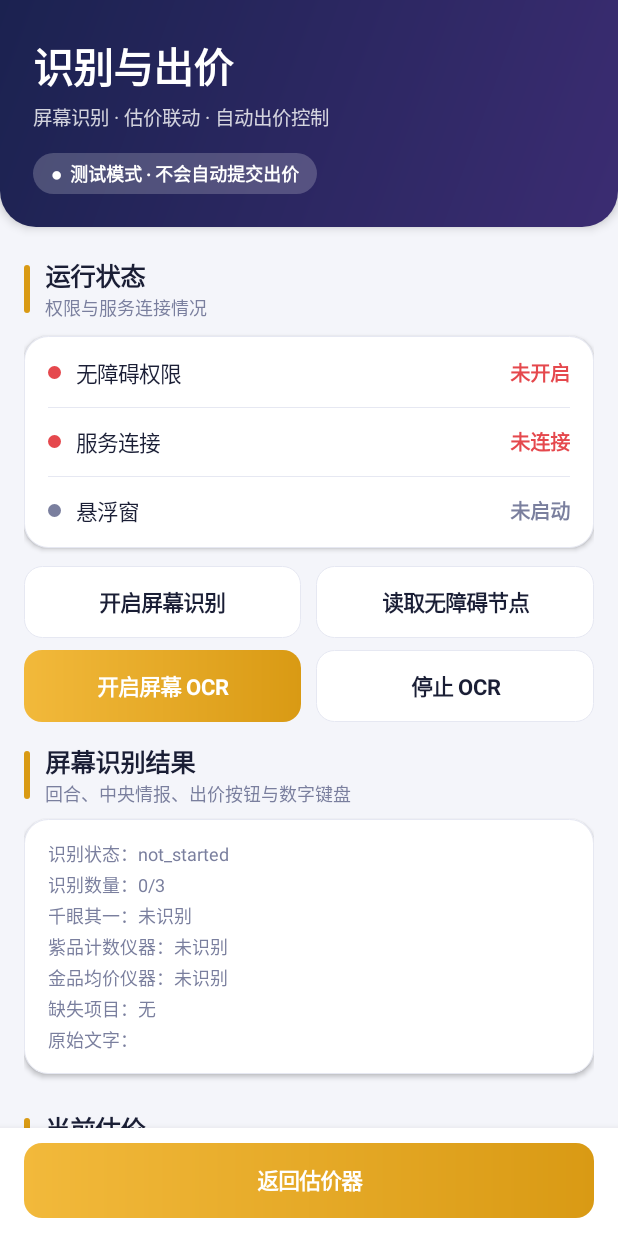
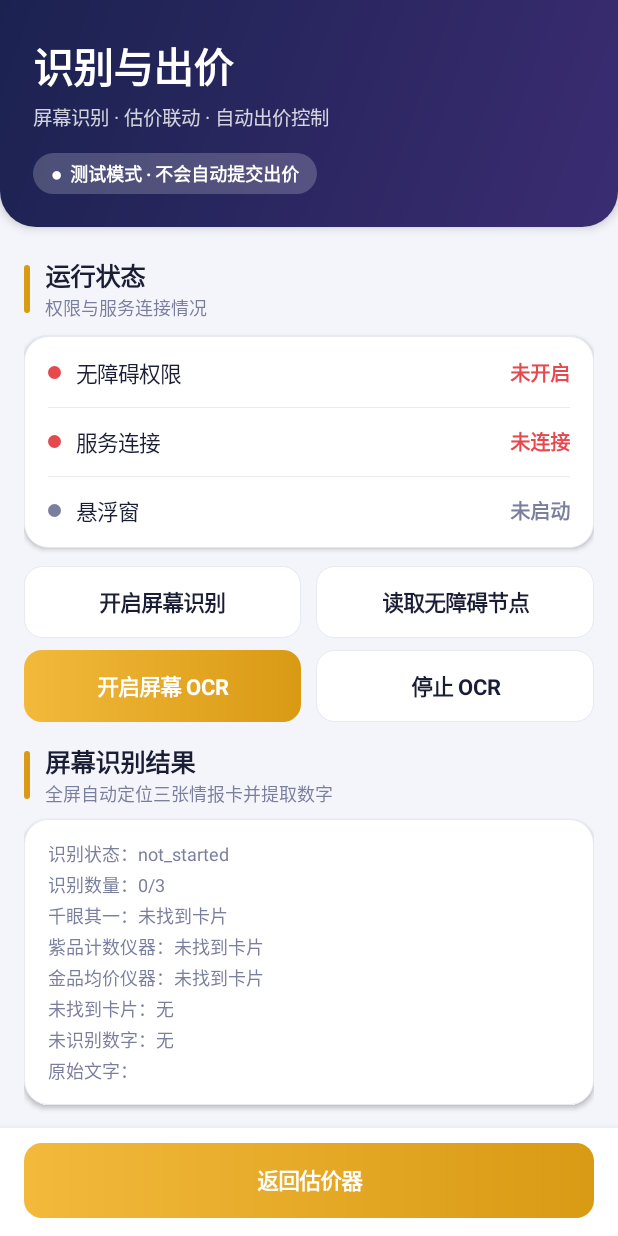
Before and after one commit to xiatianPE/dafu, an Android app: the NativeControlActivity screen opened directly, with no data from a screen before it, on a phone screen of 412 x 824 dp. Run offline under Robolectric (Android 15) with nearby library versions, the phone set to English and light mode, and no system bars; libraries missing offline, so code that uses them is left out: com.google.mlkit.vision.

Commit message:
Improve full-screen OCR card detection
Add spatial matching for full-screen auction intelligence OCR, improve diagnostics, and document the pipeline.

```diff
--- a/app/src/main/java/com/dafu/estimator/NativeControlActivity.kt
+++ b/app/src/main/java/com/dafu/estimator/NativeControlActivity.kt
@@ -135,7 +135,7 @@ class NativeControlActivity : Activity() {
             NativeLog.add("用户停止屏幕 OCR")
         }
         body.addView(buttonRow(startOcr, stopOcr), space(0, 0, 0, 14))
-        body.addView(sectionTitle("屏幕识别结果", "回合、中央情报、出价按钮与数字键盘"))
+        body.addView(sectionTitle("屏幕识别结果", "全屏自动定位三张情报卡并提取数字"))
         val recognitionCard = cardBox()
         recognitionView = label("等待屏幕 OCR…", 12f, mutedColor)
         recognitionView.setLineSpacing(dp(3).toFloat(), 1f)
@@ -219,18 +219,30 @@ class NativeControlActivity : Activity() {
             try {
                 val o = JSONObject(ScreenCaptureService.latestJson)
                 val cards = o.optJSONArray("intelCards")
-                val cardText = (0 until (cards?.length() ?: 0)).mapNotNull { i ->
-                    cards?.optJSONObject(i)?.let { "• " + it.optString("title") + if (it.optString("description").isNotBlank()) "： " + it.optString("description") else "" }
-                }.joinToString("\n")
+                val byType = (0 until (cards?.length() ?: 0)).mapNotNull { i ->
+                    cards?.optJSONObject(i)?.let { it.optString("type") to it }
+                }.toMap()
+                fun cardValue(type: String): String {
+                    val card = byType[type] ?: return "未找到卡片"
+                    return if (card.optBoolean("valueDetected")) {
+                        card.optString("value") + card.optString("unit")
+                    } else {
+                        "卡片已找到，数字未识别"
+                    }
+                }
                 val missing = o.optJSONArray("missingTargets")
                 val missingText = if (missing == null || missing.length() == 0) "无" else
                     (0 until missing.length()).joinToString("、") { missing.optString(it) }
+                val missingValues = o.optJSONArray("missingValues")
+                val missingValueText = if (missingValues == null || missingValues.length() == 0) "无" else
+                    (0 until missingValues.length()).joinToString("、") { missingValues.optString(it) }
                 recognitionView.text = "识别状态：" + o.optString("status", if (ScreenCaptureService.running) "识别中" else "未启动") +
                     "\n识别数量：" + o.optInt("detectedCount") + "/" + o.optInt("expectedCount", 3) +
-                    "\n千眼其一：" + if (o.optJSONArray("intelCards")?.toString()?.contains("auction_info") == true) "已识别" else "未识别" +
-                    "\n紫品计数仪器：" + if (o.optJSONArray("intelCards")?.toString()?.contains("purple_count") == true) "已识别" else "未识别" +
-                    "\n金品均价仪器：" + if (o.optJSONArray("intelCards")?.toString()?.contains("gold_average") == true) "已识别" else "未识别" +
-                    "\n缺失项目：" + missingText +
+                    "\n千眼其一：" + cardValue("auction_info") +
+                    "\n紫品计数仪器：" + cardValue("purple_count") +
+                    "\n金品均价仪器：" + cardValue("gold_average") +
+                    "\n未找到卡片：" + missingText +
+                    "\n未识别数字：" + missingValueText +
                     "\n原始文字：" + o.optString("rawText", "").take(500)
             } catch (_: Exception) { recognitionView.text = "等待屏幕 OCR 授权或识别结果…" }
         }
--- a/app/src/main/java/com/dafu/estimator/ScreenCaptureService.kt
+++ b/app/src/main/java/com/dafu/estimator/ScreenCaptureService.kt
@@ -41,6 +41,7 @@ class ScreenCaptureService : Service() {
     private val recognizer by lazy { TextRecognition.getClient(ChineseTextRecognizerOptions.Builder().build()) }
     private val processing = AtomicBoolean(false)
     private var lastProcessAt = 0L
+    private var lastRecognitionSummary = ""
     private var screenWidth = 0
     private var screenHeight = 0
     private var screenDensity = 0
@@ -138,16 +139,39 @@ class ScreenCaptureService : Service() {
                 .addOnSuccessListener { text ->
                     val parsed = ScreenRecognition.parse(text, bitmap.width, bitmap.height)
                     latestJson = parsed.toString()
-                    NativeLog.add("OCR情报识别：${parsed.optInt("detectedCount")}/${parsed.optInt("expectedCount")}，状态=${parsed.optString("status")}，缺失=${parsed.optJSONArray("missingTargets")}")
+                    val cards = parsed.optJSONArray("intelCards")
+                    val summary = (0 until (cards?.length() ?: 0)).joinToString(" · ") { index ->
+                        val card = cards?.optJSONObject(index) ?: JSONObject()
+                        val value = if (card.optBoolean("valueDetected")) card.optString("value") else "未读到数字"
+                        "${card.optString("title")}=$value"
+                    }
+                    val logSummary = "${parsed.optString("status")} | $summary"
+                    if (logSummary != lastRecognitionSummary) {
+                        NativeLog.add("全屏 OCR：${parsed.optInt("detectedCount")}/3 张卡片 | $logSummary")
+                        lastRecognitionSummary = logSummary
+                    }
                     Store.set("dafu-screen-recognition", latestJson)
                 }
                 .addOnFailureListener { e ->
-                    latestJson = JSONObject().put("status", "ocr_error").put("message", e.message ?: "识别失败").toString()
+                    latestJson = JSONObject()
+                        .put("source", "full_screen_ocr")
+                        .put("status", "ocr_error")
+                        .put("message", e.message ?: "识别失败")
+                        .put("capturedAt", System.currentTimeMillis())
+                        .toString()
+                    Store.set("dafu-screen-recognition", latestJson)
                     NativeLog.add("OCR 识别失败：" + (e.message ?: e.javaClass.simpleName))
                 }
                 .addOnCompleteListener { bitmap.recycle(); processing.set(false) }
         } catch (e: Exception) {
             try { image.close() } catch (_: Exception) {}
+            latestJson = JSONObject()
+                .put("source", "full_screen_ocr")
+                .put("status", "frame_error")
+                .put("message", e.message ?: e.javaClass.simpleName)
+                .put("capturedAt", System.currentTimeMillis())
+                .toString()
+            Store.set("dafu-screen-recognition", latestJson)
             processing.set(false)
             NativeLog.add("处理屏幕帧失败：" + (e.message ?: e.javaClass.simpleName))
         }
```
Also changed, not shown: app/src/main/java/com/dafu/estimator/ScreenRecognition.kt (+146 -48 lines), 2 other files.
